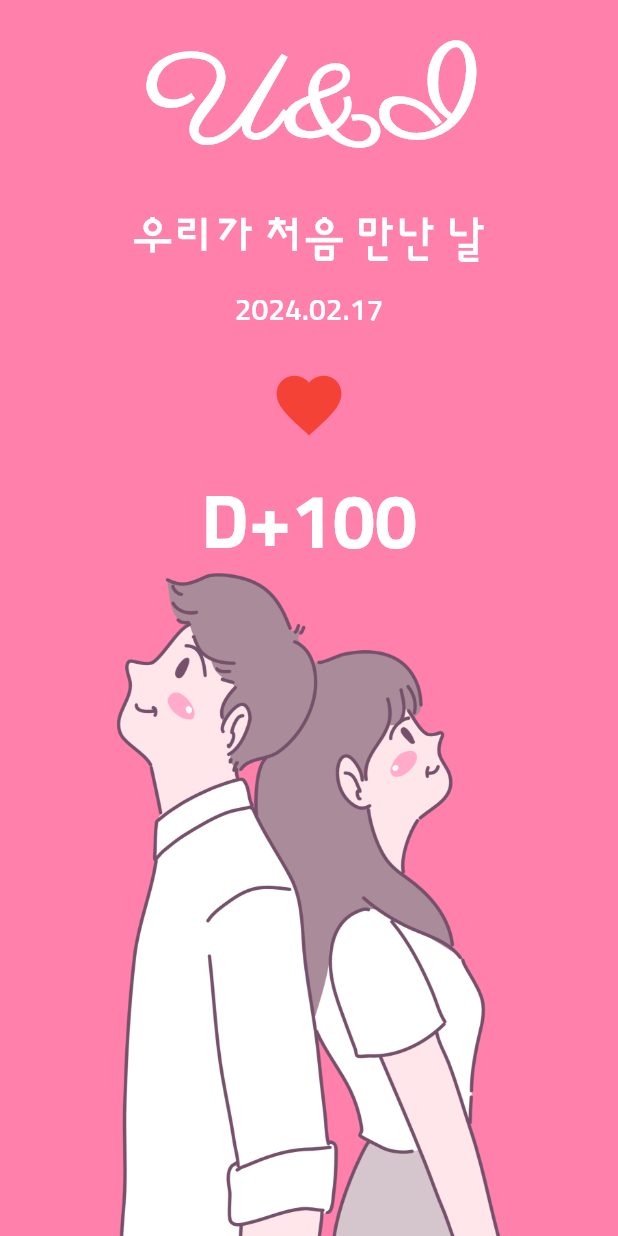
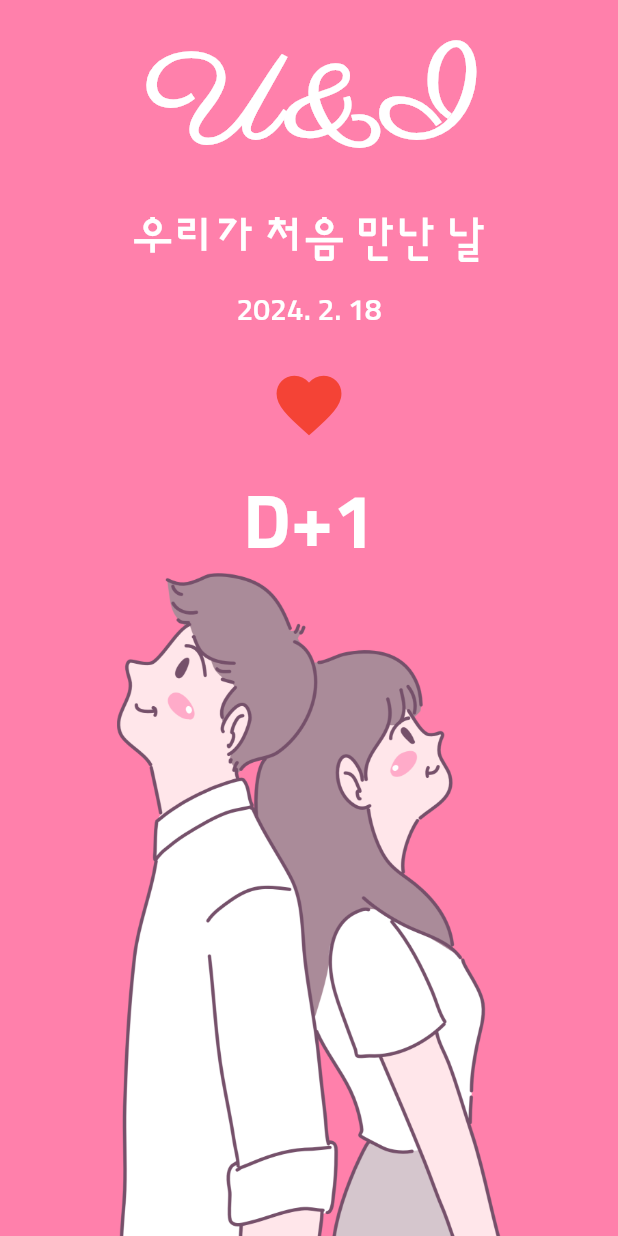
Before and after one commit to academy3746/when_we_meet, a Flutter app: the screen it shows after launch, after a tap on the "favorite" icon, on a phone screen of 412 x 824 dp. Run offline on Flutter 3.47's test engine with Material 3 defaults, Android fonts, the phone set to English and light mode, and no system bars.

Commit message:
상태값 반영

```diff
--- a/lib/screens/home_screen/home_screen.dart
+++ b/lib/screens/home_screen/home_screen.dart
@@ -1,3 +1,5 @@
+// ignore_for_file: avoid_print
+
 import 'package:flutter/material.dart';
 import 'package:when_we_meet/screens/home_screen/widgets/d_day.dart';
 import 'package:when_we_meet/screens/home_screen/widgets/lover_image.dart';
@@ -10,19 +12,28 @@ class HomeScreen extends StatefulWidget {
 }
 
 class _HomeScreenState extends State<HomeScreen> {
+  var firstDay = DateTime.now();
+
+  void _onHeartedPressed() {
+    print('Moe Moe 뀽!');
+  }
+
   @override
   Widget build(BuildContext context) {
     return Scaffold(
       backgroundColor: Theme.of(context).primaryColor,
-      body: const SafeArea(
+      body: SafeArea(
         top: true,
         bottom: false,
         child: Column(
           mainAxisAlignment: MainAxisAlignment.spaceBetween,
           crossAxisAlignment: CrossAxisAlignment.stretch,
           children: [
-            DayRemains(),
-            LoverImage(),
+            DayRemains(
+              onHeartedPressed: _onHeartedPressed,
+              firstDay: firstDay,
+            ),
+            const LoverImage(),
           ],
         ),
       ),
--- a/lib/screens/home_screen/widgets/d_day.dart
+++ b/lib/screens/home_screen/widgets/d_day.dart
@@ -3,11 +3,24 @@ import 'package:when_we_meet/common/constants/gaps.dart';
 import 'package:when_we_meet/common/constants/sizes.dart';
 
 class DayRemains extends StatelessWidget {
-  const DayRemains({super.key});
+  const DayRemains({
+    super.key,
+    required this.onHeartedPressed,
+    required this.firstDay,
+  });
+
+  final GestureTapCallback onHeartedPressed;
+
+  final DateTime firstDay;
 
   @override
   Widget build(BuildContext context) {
     final textTheme = Theme.of(context).textTheme;
+
+    var now = DateTime.now();
+
+    var dayWeMet =
+        DateTime(now.year, now.month, now.day).difference(firstDay).inDays + 1;
 
     return Column(
       children: [
@@ -23,13 +36,13 @@ class DayRemains extends StatelessWidget {
         ),
         Gaps.v16,
         Text(
-          '2024.02.17',
+          '${firstDay.year}. ${firstDay.month}. ${firstDay.day}',
           style: textTheme.bodyMedium,
         ),
         Gaps.v16,
         IconButton(
           iconSize: Sizes.size52,
-          onPressed: () {},
+          onPressed: onHeartedPressed,
           icon: const Icon(
             Icons.favorite,
             color: Colors.red,
@@ -37,7 +50,7 @@ class DayRemains extends StatelessWidget {
         ),
         Gaps.v16,
         Text(
-          'D+100',
+          'D+$dayWeMet',
           style: textTheme.displayMedium,
         ),
       ],
```
